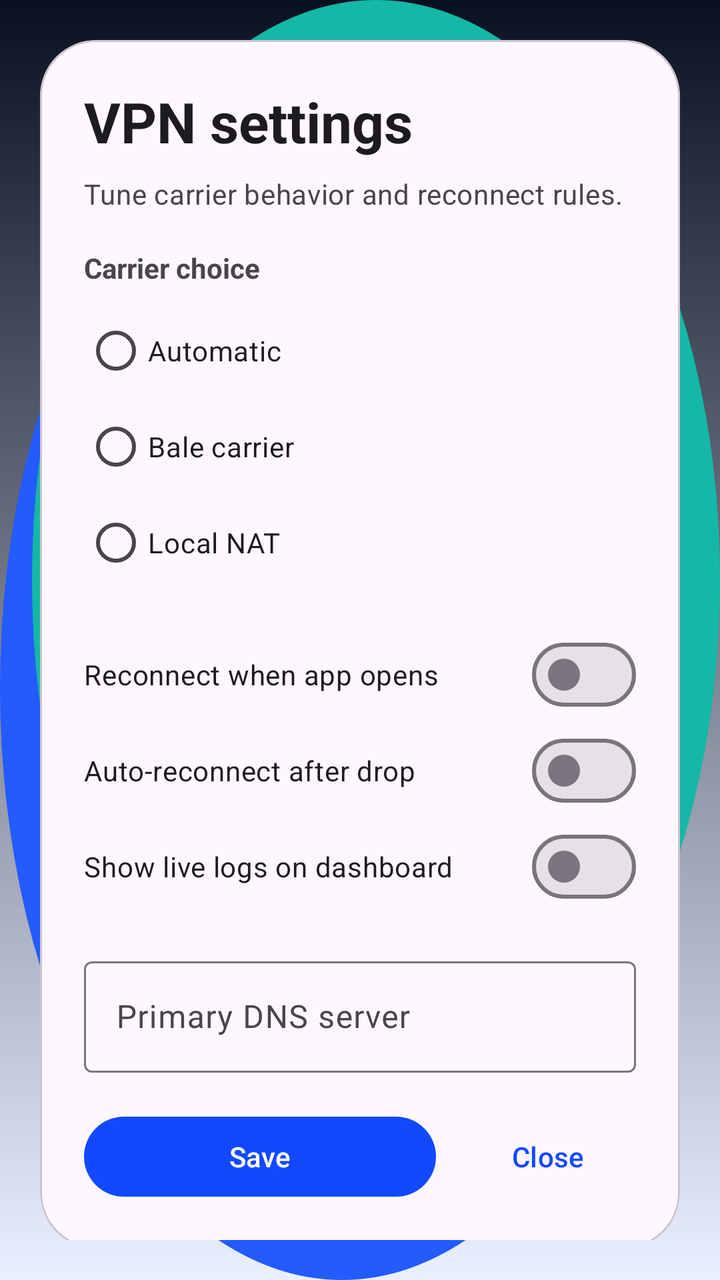
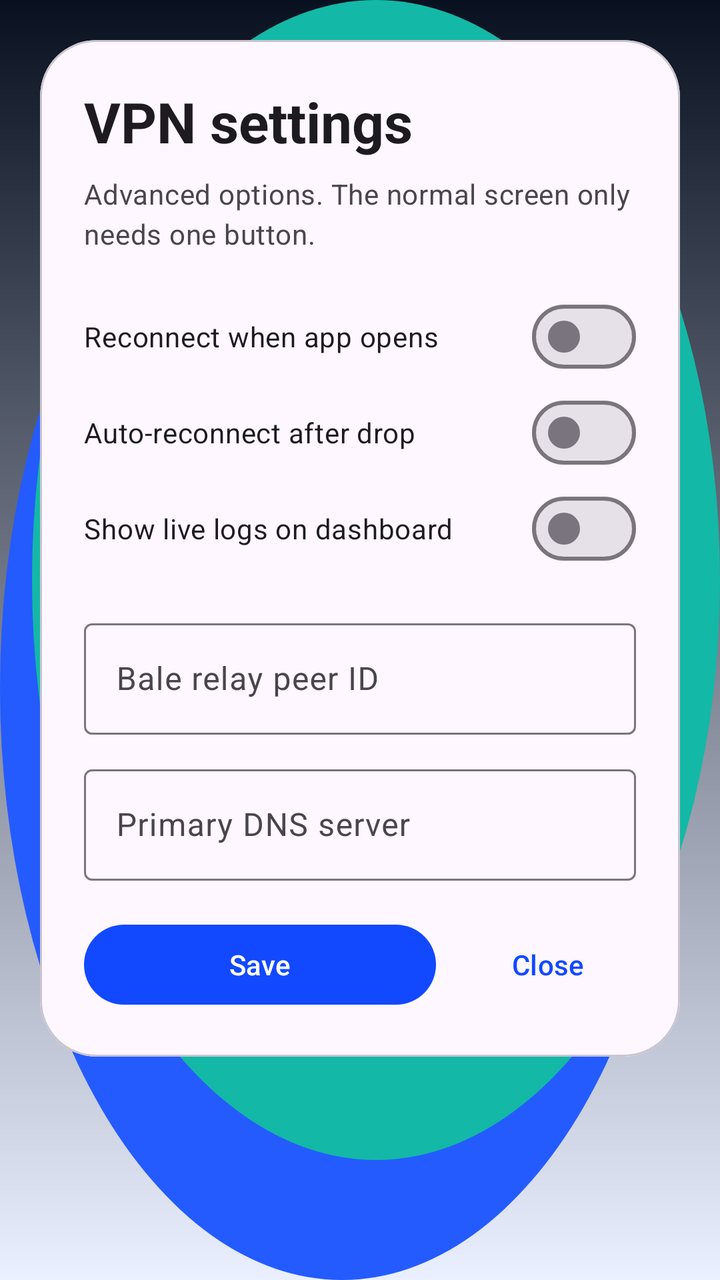

Before-and-after screenshots of an Android layout around one commit, followed by the original layout XML and the change that was made.
<!-- AndroidManifest.xml: application theme Theme.BaleobalaVpn -->
<!-- res/layout/activity_settings.xml -->
<?xml version="1.0" encoding="utf-8"?>
<androidx.core.widget.NestedScrollView xmlns:android="http://schemas.android.com/apk/res/android"
    xmlns:app="http://schemas.android.com/apk/res-auto"
    android:layout_width="match_parent"
    android:layout_height="match_parent"
    android:background="@drawable/bg_login"
    android:fillViewport="true"
    android:padding="20dp">

    <LinearLayout
        android:layout_width="match_parent"
        android:layout_height="wrap_content"
        android:orientation="vertical">

        <com.google.android.material.card.MaterialCardView
            android:layout_width="match_parent"
            android:layout_height="wrap_content"
            app:cardCornerRadius="28dp"
            app:cardElevation="0dp"
            app:strokeWidth="1dp"
            app:strokeColor="?attr/colorOutlineVariant"
            app:cardBackgroundColor="?attr/colorSurface">

            <LinearLayout
                android:layout_width="match_parent"
                android:layout_height="wrap_content"
                android:orientation="vertical"
                android:padding="22dp">

                <TextView
                    android:layout_width="match_parent"
                    android:layout_height="wrap_content"
                    android:text="@string/settings_title"
                    android:textAppearance="?attr/textAppearanceHeadlineMedium"
                    android:textStyle="bold" />

                <TextView
                    android:layout_width="match_parent"
                    android:layout_height="wrap_content"
                    android:layout_marginTop="8dp"
                    android:text="@string/settings_subtitle"
                    android:textAppearance="?attr/textAppearanceBodyMedium"
                    android:textColor="?attr/colorOnSurfaceVariant" />

                <TextView
                    android:layout_width="match_parent"
                    android:layout_height="wrap_content"
                    android:layout_marginTop="18dp"
                    android:text="@string/settings_carrier_title"
                    android:textStyle="bold" />

                <RadioGroup
                    android:id="@+id/carrierChoice"
                    android:layout_width="match_parent"
                    android:layout_height="wrap_content"
                    android:layout_marginTop="8dp">

                    <RadioButton
                        android:id="@+id/carrierAuto"
                        android:layout_width="wrap_content"
                        android:layout_height="wrap_content"
                        android:text="@string/settings_carrier_auto" />

                    <RadioButton
                        android:id="@+id/carrierBale"
                        android:layout_width="wrap_content"
                        android:layout_height="wrap_content"
                        android:text="@string/settings_carrier_bale" />

                    <RadioButton
                        android:id="@+id/carrierLocal"
                        android:layout_width="wrap_content"
                        android:layout_height="wrap_content"
                        android:text="@string/settings_carrier_local" />
                </RadioGroup>

                <com.google.android.material.materialswitch.MaterialSwitch
                    android:id="@+id/reconnectSwitch"
                    android:layout_width="match_parent"
                    android:layout_height="wrap_content"
                    android:layout_marginTop="18dp"
                    android:text="@string/settings_reconnect" />

                <com.google.android.material.materialswitch.MaterialSwitch
                    android:id="@+id/autoReconnectSwitch"
                    android:layout_width="match_parent"
                    android:layout_height="wrap_content"
                    android:text="@string/settings_auto_reconnect" />

                <com.google.android.material.materialswitch.MaterialSwitch
                    android:id="@+id/logsSwitch"
                    android:layout_width="match_parent"
                    android:layout_height="wrap_content"
                    android:text="@string/settings_logs" />

                <com.google.android.material.textfield.TextInputLayout
                    android:layout_width="match_parent"
                    android:layout_height="wrap_content"
                    android:layout_marginTop="18dp"
                    android:hint="@string/settings_dns_hint"
                    app:boxBackgroundMode="outline">

                    <com.google.android.material.textfield.TextInputEditText
                        android:id="@+id/dnsInput"
                        android:layout_width="match_parent"
                        android:layout_height="wrap_content"
                        android:inputType="text"
                        android:maxLines="1" />
                </com.google.android.material.textfield.TextInputLayout>

                <LinearLayout
                    android:layout_width="match_parent"
                    android:layout_height="wrap_content"
                    android:layout_marginTop="18dp"
                    android:orientation="horizontal">

                    <Button
                        android:id="@+id/saveButton"
                        android:layout_width="0dp"
                        android:layout_height="wrap_content"
                        android:layout_weight="1"
                        android:text="@string/settings_save" />

                    <Button
                        android:id="@+id/closeButton"
                        style="@style/Widget.Material3.Button.TextButton"
                        android:layout_width="wrap_content"
                        android:layout_height="wrap_content"
                        android:layout_marginStart="12dp"
                        android:text="@string/settings_close" />
                </LinearLayout>
            </LinearLayout>
        </com.google.android.material.card.MaterialCardView>
    </LinearLayout>
</androidx.core.widget.NestedScrollView>
<!-- resources referenced by this layout -->
<resources>
  <!-- drawable bg_login (drawable) -->
  <?xml version="1.0" encoding="utf-8"?>
  <layer-list xmlns:android="http://schemas.android.com/apk/res/android">
      <item>
          <shape android:shape="rectangle">
              <gradient
                  android:angle="270"
                  android:startColor="#09101F"
                  android:endColor="#EAF0FF"
                  android:type="linear" />
          </shape>
      </item>
      <item android:top="48dp" android:right="18dp">
          <shape android:shape="oval">
              <size android:width="140dp" android:height="140dp" />
              <solid android:color="#245BFF" />
          </shape>
      </item>
      <item android:bottom="60dp" android:left="16dp">
          <shape android:shape="oval">
              <size android:width="110dp" android:height="110dp" />
              <solid android:color="#14B8A6" />
          </shape>
      </item>
  </layer-list>
  <string name="settings_auto_reconnect">Auto-reconnect after drop</string>
  <string name="settings_carrier_auto">Automatic</string>
  <string name="settings_carrier_bale">Bale carrier</string>
  <string name="settings_carrier_local">Local NAT</string>
  <string name="settings_carrier_title">Carrier choice</string>
  <string name="settings_close">Close</string>
  <string name="settings_dns_hint">Primary DNS server</string>
  <string name="settings_logs">Show live logs on dashboard</string>
  <string name="settings_reconnect">Reconnect when app opens</string>
  <string name="settings_save">Save</string>
  <string name="settings_subtitle">Tune carrier behavior and reconnect rules.</string>
  <string name="settings_title">VPN settings</string>
  <style name="Theme.BaleobalaVpn" parent="Theme.Material3.DayNight.NoActionBar">
          <item name="colorPrimary">#1249FF</item>
          <item name="colorPrimaryContainer">#DDE5FF</item>
          <item name="colorSecondary">#0F766E</item>
          <item name="colorTertiary">#F59E0B</item>
          <item name="android:statusBarColor">#0B1020</item>
          <item name="android:navigationBarColor">#0B1020</item>
      </style>
</resources>

<!-- the commit's change to res/layout/activity_settings.xml (unified diff, before → after) -->
@@ -5,6 +5,7 @@
     android:layout_height="match_parent"
     android:background="@drawable/bg_login"
     android:fillViewport="true"
+    android:fitsSystemWindows="true"
     android:padding="20dp">
 
     <LinearLayout
@@ -42,38 +43,6 @@
                     android:textAppearance="?attr/textAppearanceBodyMedium"
                     android:textColor="?attr/colorOnSurfaceVariant" />
 
-                <TextView
-                    android:layout_width="match_parent"
-                    android:layout_height="wrap_content"
-                    android:layout_marginTop="18dp"
-                    android:text="@string/settings_carrier_title"
-                    android:textStyle="bold" />
-
-                <RadioGroup
-                    android:id="@+id/carrierChoice"
-                    android:layout_width="match_parent"
-                    android:layout_height="wrap_content"
-                    android:layout_marginTop="8dp">
-
-                    <RadioButton
-                        android:id="@+id/carrierAuto"
-                        android:layout_width="wrap_content"
-                        android:layout_height="wrap_content"
-                        android:text="@string/settings_carrier_auto" />
-
-                    <RadioButton
-                        android:id="@+id/carrierBale"
-                        android:layout_width="wrap_content"
-                        android:layout_height="wrap_content"
-                        android:text="@string/settings_carrier_bale" />
-
-                    <RadioButton
-                        android:id="@+id/carrierLocal"
-                        android:layout_width="wrap_content"
-                        android:layout_height="wrap_content"
-                        android:text="@string/settings_carrier_local" />
-                </RadioGroup>
-
                 <com.google.android.material.materialswitch.MaterialSwitch
                     android:id="@+id/reconnectSwitch"
                     android:layout_width="match_parent"
@@ -97,6 +66,21 @@
                     android:layout_width="match_parent"
                     android:layout_height="wrap_content"
                     android:layout_marginTop="18dp"
+                    android:hint="@string/settings_exit_peer_hint"
+                    app:boxBackgroundMode="outline">
+
+                    <com.google.android.material.textfield.TextInputEditText
+                        android:id="@+id/exitPeerInput"
+                        android:layout_width="match_parent"
+                        android:layout_height="wrap_content"
+                        android:inputType="number"
+                        android:maxLines="1" />
+                </com.google.android.material.textfield.TextInputLayout>
+
+                <com.google.android.material.textfield.TextInputLayout
+                    android:layout_width="match_parent"
+                    android:layout_height="wrap_content"
+                    android:layout_marginTop="12dp"
                     android:hint="@string/settings_dns_hint"
                     app:boxBackgroundMode="outline">
 
<!-- resource entries referenced after the edit -->
@@ -26,16 +26,13 @@
       </item>
   </layer-list>
   <string name="settings_auto_reconnect">Auto-reconnect after drop</string>
-  <string name="settings_carrier_auto">Automatic</string>
-  <string name="settings_carrier_bale">Bale carrier</string>
-  <string name="settings_carrier_local">Local NAT</string>
-  <string name="settings_carrier_title">Carrier choice</string>
   <string name="settings_close">Close</string>
   <string name="settings_dns_hint">Primary DNS server</string>
+  <string name="settings_exit_peer_hint">Bale relay peer ID</string>
   <string name="settings_logs">Show live logs on dashboard</string>
   <string name="settings_reconnect">Reconnect when app opens</string>
   <string name="settings_save">Save</string>
-  <string name="settings_subtitle">Tune carrier behavior and reconnect rules.</string>
+  <string name="settings_subtitle">Advanced options. The normal screen only needs one button.</string>
   <string name="settings_title">VPN settings</string>
   <style name="Theme.BaleobalaVpn" parent="Theme.Material3.DayNight.NoActionBar">
           <item name="colorPrimary">#1249FF</item>
